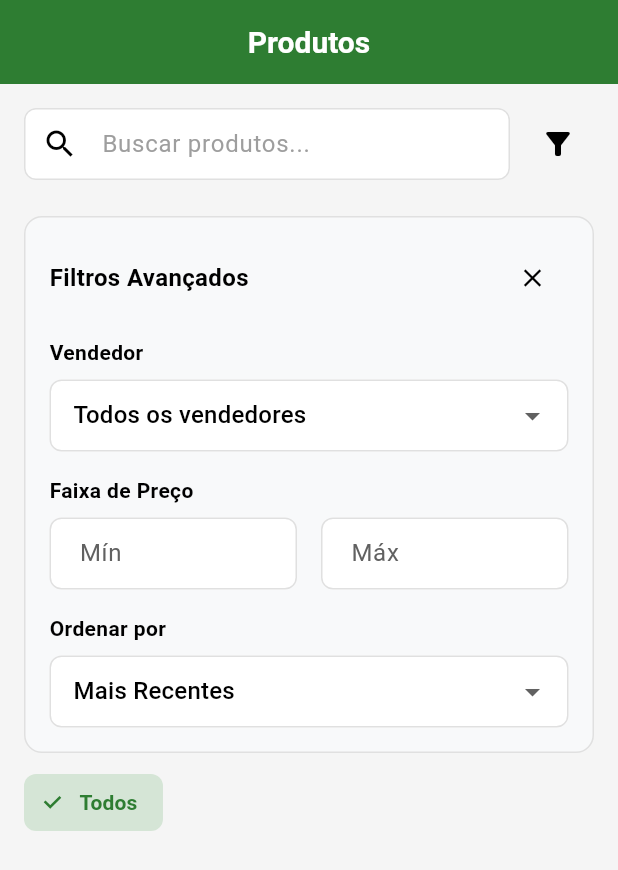
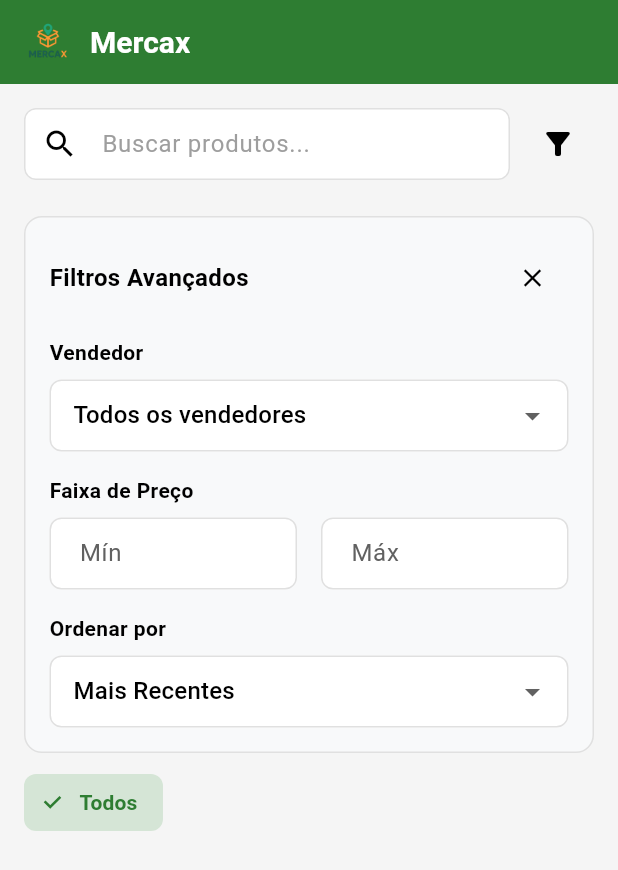
Before and after one commit to allandennis30/compra_pronta, a Flutter app: the ProductListPage screen opened directly, after a tap on the "filter alt" icon, on a phone screen of 412 x 824 dp. Shown: the top 870 px of the screen. Run offline on Flutter 3.47's test engine with Material 3 defaults, Android fonts, the phone set to English and light mode, and no system bars; our stand-ins replace get, get_storage, hive_flutter, image_picker, mask_text_input_formatter, pdf and 2 more; missing offline and left inert: mobile_scanner; accounts and stored records are empty; network calls fail.

Commit message:
feat: rebrand app from 'compra_pronta' to 'mercax'
- Update app name, package identifiers, and display names across all platforms
- Add new logo assets and configure launcher icons for all platforms
- Update splash screen and login page with new branding
- Configure flutter_launcher_icons for automatic icon generation

```diff
--- a/lib/modules/auth/pages/login_page.dart
+++ b/lib/modules/auth/pages/login_page.dart
@@ -22,6 +22,34 @@ class LoginPage extends StatelessWidget {
           child: Column(
             mainAxisAlignment: MainAxisAlignment.center,
             children: [
+              // Logo da empresa
+              Container(
+                margin: const EdgeInsets.only(bottom: 32),
+                child: Image.asset(
+                  'assets/images/logo.png',
+                  height: 120,
+                  width: 120,
+                  fit: BoxFit.contain,
+                ),
+              ),
+
+              const SizedBox(height: 8),
+              Text(
+                'Bem-vindo ao Mercax',
+                style: Theme.of(context).textTheme.headlineSmall?.copyWith(
+                  fontWeight: FontWeight.bold,
+                  color: Theme.of(context).primaryColor,
+                ),
+              ),
+              const SizedBox(height: 8),
+              Text(
+                'O mercado que vai até você.',
+                style: Theme.of(context).textTheme.bodyMedium?.copyWith(
+                  color: Colors.grey[600],
+                ),
+                textAlign: TextAlign.center,
+              ),
+              const SizedBox(height: 32),
               TextField(
                 controller: _emailController,
                 decoration: const InputDecoration(
--- a/lib/modules/cliente/pages/product_list_page.dart
+++ b/lib/modules/cliente/pages/product_list_page.dart
@@ -16,7 +16,21 @@ class ProductListPage extends StatelessWidget {
   Widget build(BuildContext context) {
     return Scaffold(
       appBar: AppBar(
-        title: const Text('Produtos'),
+        title: Row(
+          children: [
+            Image.asset(
+              'assets/images/logo.png',
+              height: 32,
+              width: 32,
+              fit: BoxFit.contain,
+            ),
+            const SizedBox(width: 12),
+            const Text('Mercax'),
+          ],
+        ),
+        backgroundColor: Theme.of(context).primaryColor,
+        foregroundColor: Colors.white,
+        elevation: 1,
       ),
       body: Column(
         children: [
--- a/lib/modules/cliente/repositories/order_repository.dart
+++ b/lib/modules/cliente/repositories/order_repository.dart
@@ -1,4 +1,4 @@
-import 'package:compra_pronta/core/models/user_model.dart';
+import 'package:mercax/core/models/user_model.dart';
 import 'package:get_storage/get_storage.dart';
 import '../../../core/repositories/base_repository.dart';
 import '../../../core/models/order_model.dart';
@@ -37,14 +37,14 @@ class OrderRepositoryImpl implements OrderRepository {
   @override
   Future<OrderModel> update(OrderModel item) async {
     // Simular atualização
-    await Future.delayed(Duration(milliseconds: 300));
+    await Future.delayed(const Duration(milliseconds: 300));
     return item;
   }
 
   @override
   Future<bool> delete(String id) async {
     // Simular exclusão
-    await Future.delayed(Duration(milliseconds: 300));
+    await Future.delayed(const Duration(milliseconds: 300));
     return true;
   }
 
```
Also changed, not shown: pubspec.yaml (+25 -1 lines), assets/images/apenasIcone.png (added), assets/images/logo.png (added), 70 other files.
